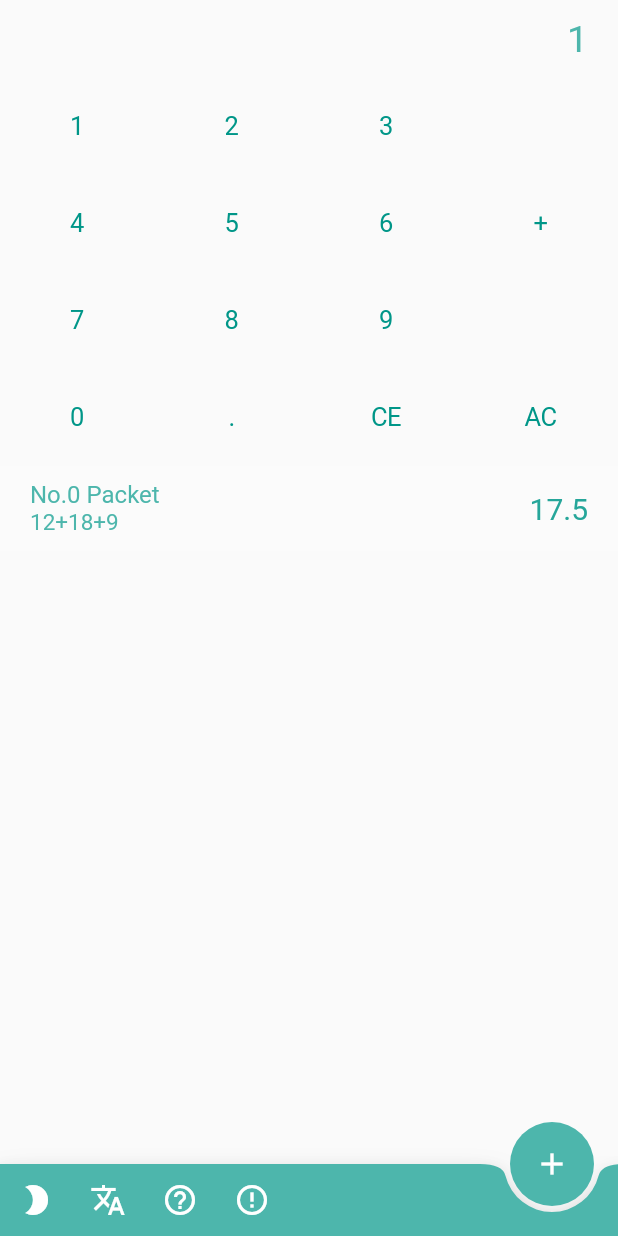
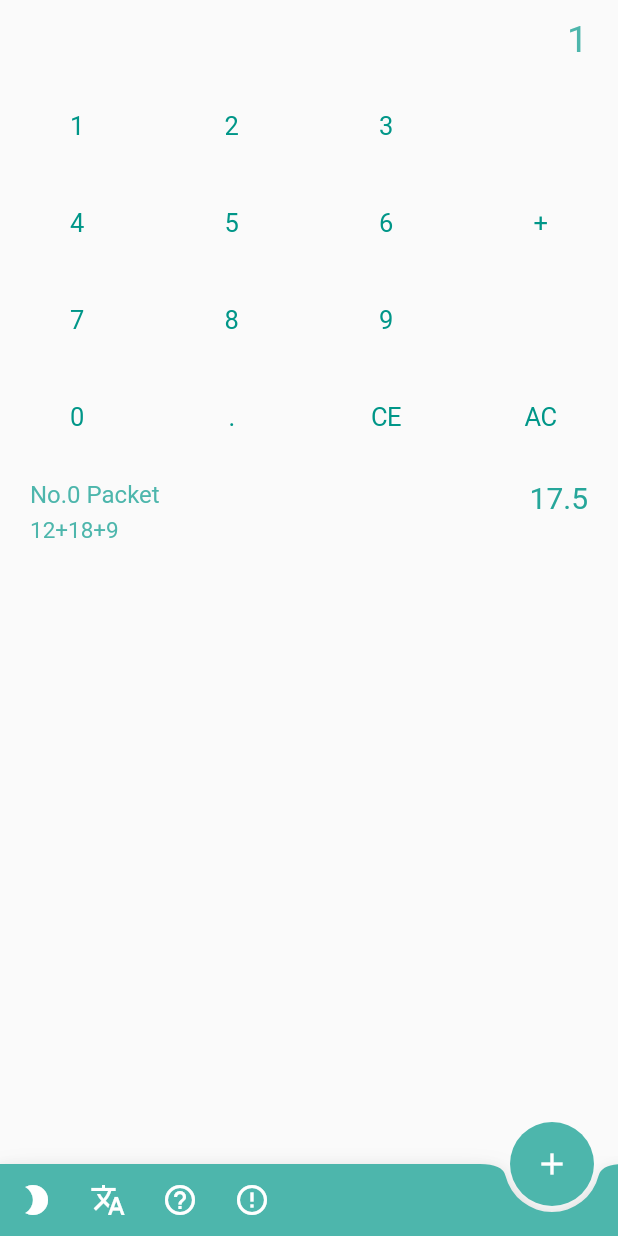
Before and after one commit to JokerLying/ACost-Flutter, a Flutter app: the screen it shows after launch, after a tap on the "add" icon, on a phone screen of 412 x 824 dp. Run offline on Flutter 3.47's test engine with Material 2 defaults, Android fonts, the light colour scheme and no system bars.

Commit message:
Fix some layout bugs

```diff
--- a/lib/main.dart
+++ b/lib/main.dart
@@ -31,9 +31,8 @@ class MyHomePage extends StatefulWidget {
 
 class _MyHomePageState extends State<MyHomePage> {
   void _inputOperation(var operation) {
-    if ("1" == operation) {
-      _addPacket();
-    }
+    var priceModel = Provider.of<PriceModel>(context, listen: false);
+    priceModel.inputOperation(operation);
   }
 
   void _addPacket() {
@@ -202,15 +201,17 @@ class _MyHomePageState extends State<MyHomePage> {
           flex: 4,
         ),
         Expanded(
-          child: Consumer<PriceModel>(builder: (context, priceList, child) {
+          child: Consumer<PriceModel>(builder: (context, priceModel, child) {
             return ListView.builder(
-                itemCount: priceList.size,
+                itemCount: priceModel.size,
                 itemBuilder: (context, index) {
                   return GestureDetector(
+                      behavior: HitTestBehavior.opaque,
                       child:
-                          new PacketComponent(priceList.getItem(index), index),
-                      onTap: () => Scaffold.of(context).showSnackBar(
-                          SnackBar(content: Text(index.toString()))));
+                          new PacketComponent(priceModel.getItem(index), index),
+                      onTap: () {
+                        priceModel.check(index);
+                      });
                 });
           }),
           flex: 6,
--- a/lib/widget/packet_component.dart
+++ b/lib/widget/packet_component.dart
@@ -17,12 +17,12 @@ class PacketComponentState extends State<PacketComponent> {
   @override
   Widget build(BuildContext context) {
     return Container(
-      decoration: new BoxDecoration(color: Colors.white10),
       padding: const EdgeInsets.only(left: 20, right: 20, top: 10, bottom: 10),
       child: Row(
-        mainAxisAlignment: MainAxisAlignment.spaceBetween,
+        crossAxisAlignment: CrossAxisAlignment.start,
         children: <Widget>[
-          Column(
+          Expanded(
+              child: Column(
             crossAxisAlignment: CrossAxisAlignment.start,
             children: <Widget>[
               Text(
@@ -32,14 +32,19 @@ class PacketComponentState extends State<PacketComponent> {
                   fontSize: 16,
                 ),
               ),
+              SizedBox(height: 5),
               Text(
                 widget.packet.lambda,
+                softWrap: true,
                 style: TextStyle(
                   color: Colors.teal[300],
                   fontSize: 15,
                 ),
               ),
             ],
+          )),
+          SizedBox(
+            width: 10,
           ),
           Text(
             widget.packet.cost,
```
Also changed, not shown: lib/state/price_model.dart (+10 -0 lines).
